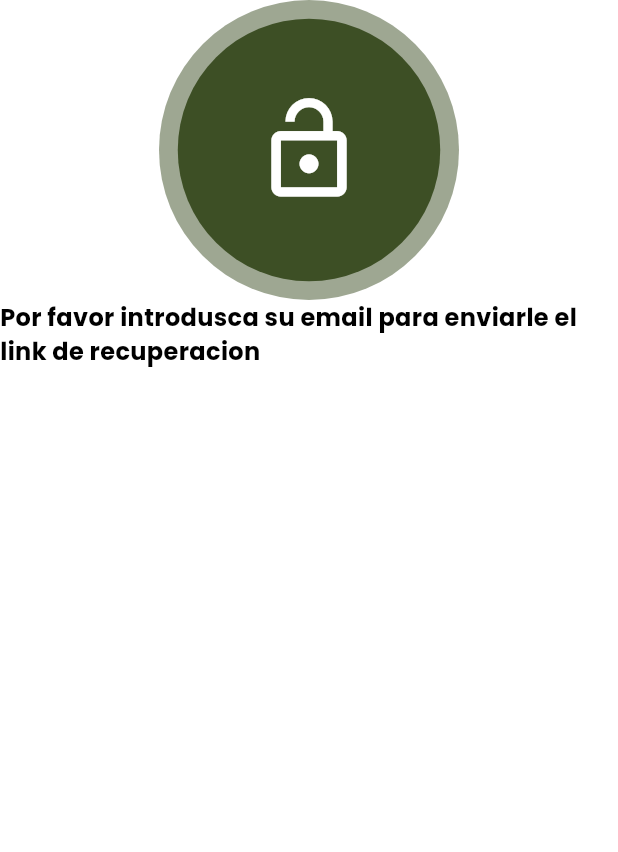
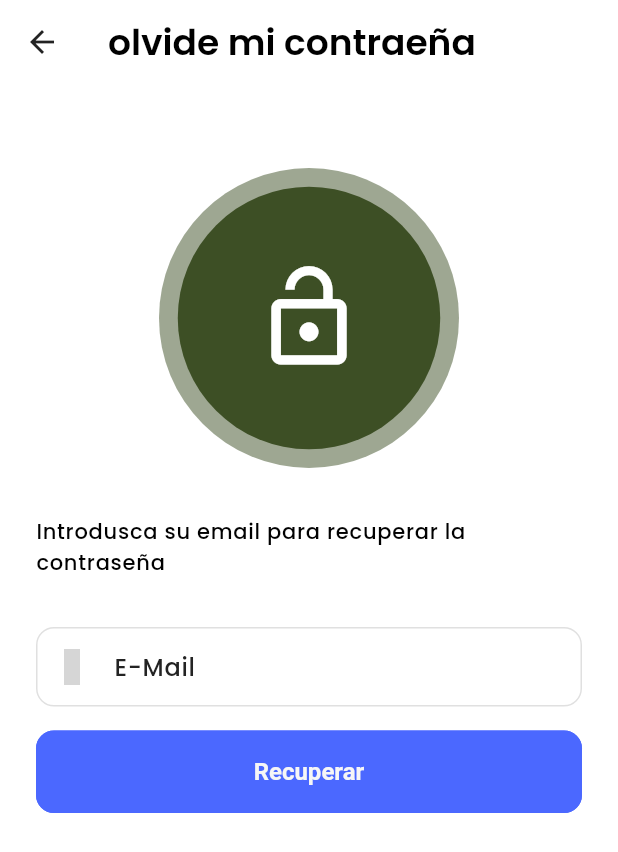
Before and after one commit to EdwardGC7/Queue_Manager, a Flutter app: the OlvideContrasena screen opened by its route, on a phone screen of 412 x 824 dp. Shown: the top 852 px of the screen. Run offline on Flutter 3.47's test engine with Material 3 defaults, Android fonts, the phone set to English and light mode, and no system bars; our stand-ins replace get, iconsax; grey boxes are pictures that could not be loaded.

Commit message:
finalizacion del ui de olvide mi contrasena

```diff
--- a/lib/features/authentication/screens/password/olvide_contrasena.dart
+++ b/lib/features/authentication/screens/password/olvide_contrasena.dart
@@ -1,8 +1,12 @@
 import 'package:flutter/cupertino.dart';
 import 'package:flutter/material.dart';
 import 'package:flutter/widgets.dart';
+import 'package:iconsax/iconsax.dart';
+import 'package:queue_manager/features/authentication/widgets/create_acount.dart';
 import 'package:queue_manager/utils/constants/colors.dart';
 import 'package:queue_manager/utils/constants/sizes.dart';
+import 'package:queue_manager/utils/constants/text_strings.dart';
+import 'package:queue_manager/utils/validators/validation.dart';
 
 class OlvideContrasena extends StatefulWidget {
   const OlvideContrasena({super.key});
@@ -12,11 +16,23 @@ class OlvideContrasena extends StatefulWidget {
 }
 
 class _OlvideContrasenaState extends State<OlvideContrasena> {
+  final _emailController = TextEditingController();
   @override
   Widget build(BuildContext context) {
     return Scaffold(
+      appBar: AppBar(
+        title: Text(
+          GTexts.tituloOlvideContrasena,
+          style: Theme.of(context).textTheme.headlineMedium,
+        ),
+      ),
       body: SingleChildScrollView(
-        child: Center(
+        padding: const EdgeInsets.only(
+          top: GSizes.appBarHeight,
+          left: GSizes.defaultSpace,
+          bottom: GSizes.defaultSpace,
+          right: GSizes.defaultSpace,
+        ),
         child: Column(
           children: [
             Stack(
@@ -45,17 +61,31 @@ class _OlvideContrasenaState extends State<OlvideContrasena> {
                 ),
               ],
             ),
-              const Center(
-                child: Text(
-                  "Por favor introdusca su email para enviarle el link de recuperacion",
-                  style: TextStyle(
-                      fontSize: GSizes.fontSizeMd, fontWeight: FontWeight.bold),
+            const SizedBox(height: GSizes.spaceBtwSections),
+            Text(
+              GTexts.introEmailSub,
+              style: Theme.of(context).textTheme.bodyLarge,
+            ),
+            const SizedBox(height: GSizes.spaceBtwSections),
+            TextFormField(
+              controller: _emailController,
+              validator: GValidator.validateEmail,
+              decoration: const InputDecoration(
+                prefixIcon: Icon(Iconsax.direct_right),
+                labelText: GTexts.email,
+              ),
+            ),
+            const SizedBox(height: GSizes.spaceBtwInputFields),
+            SizedBox(
+              width: double.infinity,
+              child: ElevatedButton(
+                onPressed: () {},
+                child: const Text(GTexts.recuperar),
               ),
             ),
           ],
         ),
       ),
-      ),
     );
   }
 }
--- a/lib/utils/constants/text_strings.dart
+++ b/lib/utils/constants/text_strings.dart
@@ -27,6 +27,10 @@ class GTexts {
   static const String client = "Cliente";
   static const String business = "Empresa";
   static const String acountTipe = "Elige el tipo de cuenta que deseas usar";
+  static const String recuperar = "Recuperar";
+  static const String tituloOlvideContrasena = "olvide mi contraeña";
+  static const String introEmailSub =
+      "Introdusca su email para recuperar la contraseña";
 
   // static const String and = "and";
 }
```
Lines whose indentation alone changed are shown as unchanged.
